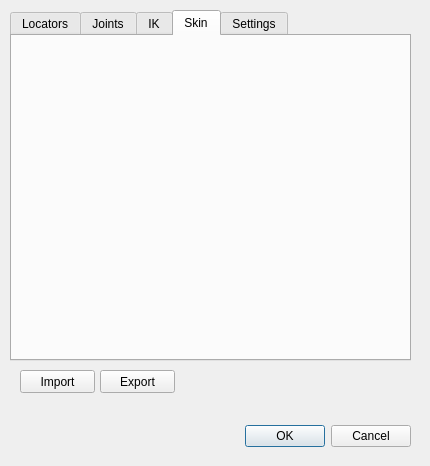
paulbaudy/Rigging-Tools, file main.ui: the form before one commit.
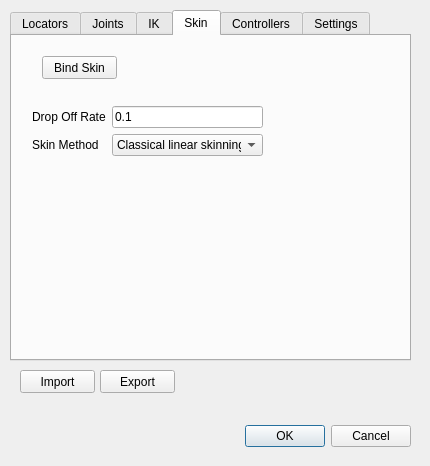
The form after the commit. The open tabs and pages were chosen to show the change.

Commit message: Reworked settings & Added skin binding

Patch:
```diff
--- a/main.ui
+++ b/main.ui
@@ -356,6 +356,89 @@
     <attribute name="title">
      <string>Skin</string>
     </attribute>
+    <widget class="QPushButton" name="S_BinSkinButton">
+     <property name="geometry">
+      <rect>
+       <x>30</x>
+       <y>20</y>
+       <width>75</width>
+       <height>23</height>
+      </rect>
+     </property>
+     <property name="text">
+      <string>Bind Skin</string>
+     </property>
+    </widget>
+    <widget class="QWidget" name="formLayoutWidget_5">
+     <property name="geometry">
+      <rect>
+       <x>20</x>
+       <y>70</y>
+       <width>231</width>
+       <height>251</height>
+      </rect>
+     </property>
+     <layout class="QFormLayout" name="formLayout_5">
+      <item row="0" column="0">
+       <widget class="QLabel" name="dropOffRateLabel">
+        <property name="text">
+         <string>Drop Off Rate</string>
+        </property>
+       </widget>
+      </item>
+      <item row="0" column="1">
+       <widget class="QLineEdit" name="dropOffRateLineEdit">
+        <property name="text">
+         <string>0.1</string>
+        </property>
+       </widget>
+      </item>
+      <item row="1" column="0">
+       <widget class="QLabel" name="skinMethodLabel">
+        <property name="text">
+         <string>Skin Method</string>
+        </property>
+       </widget>
+      </item>
+      <item row="1" column="1">
+       <widget class="QComboBox" name="skinMethodBox">
+        <item>
+         <property name="text">
+          <string>Classical linear skinning</string>
+         </property>
+        </item>
+        <item>
+         <property name="text">
+          <string>Dual quaternion</string>
+         </property>
+        </item>
+        <item>
+         <property name="text">
+          <string>Weighted blend</string>
+         </property>
+        </item>
+       </widget>
+      </item>
+     </layout>
+    </widget>
+   </widget>
+   <widget class="QWidget" name="tab_5">
+    <attribute name="title">
+     <string>Controllers</string>
+    </attribute>
+    <widget class="QPushButton" name="C_BuildControllers">
+     <property name="geometry">
+      <rect>
+       <x>20</x>
+       <y>20</y>
+       <width>101</width>
+       <height>23</height>
+      </rect>
+     </property>
+     <property name="text">
+      <string>Build Controllers</string>
+     </property>
+    </widget>
    </widget>
    <widget class="QWidget" name="tab_3">
     <attribute name="title">
```
Left out of the diff: 49 changed lines with no effect on the pictures. The commit also changes 9 other files.
